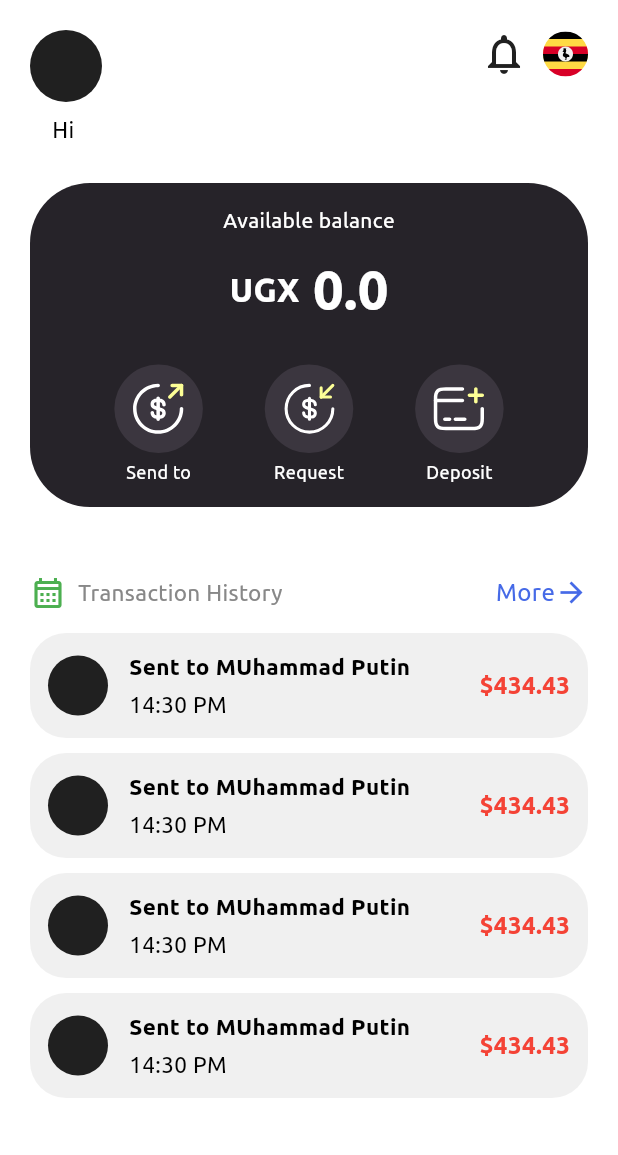
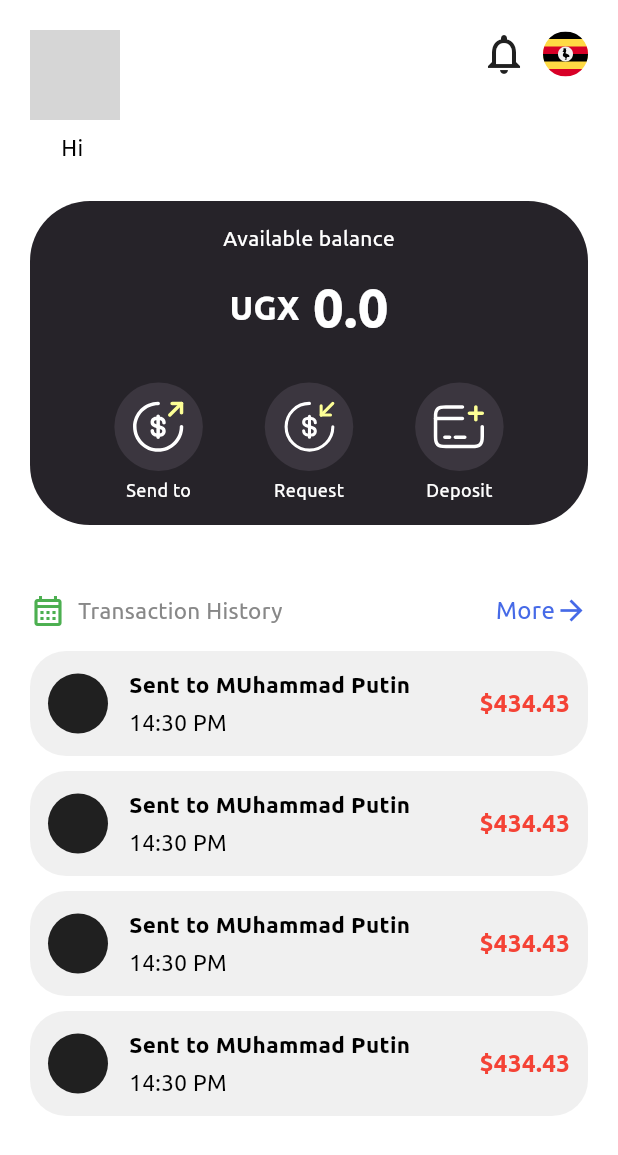
Before and after one commit to nsenji/zai-finance-app, a Flutter app: the HomeScreen screen opened directly, on a phone screen of 412 x 824 dp. Shown: the top 1155 px of the screen. Run offline on Flutter 3.47's test engine with Material 2 defaults, Android fonts, the phone set to English and light mode, and no system bars; our stand-ins replace buttons_tabbar, cloud_firestore, firebase_auth, firebase_core, flutter_svg, google_fonts; missing offline and left inert: flutterwave_standard, pin_plus_keyboard; accounts and stored records are empty; project files that could hold a hidden picture were left out; grey boxes are pictures that could not be loaded.

```diff
--- a/lib/features/authentication/data/getUserInfo.dart
+++ b/lib/features/authentication/data/getUserInfo.dart
@@ -5,7 +5,7 @@ import 'package:firebase_auth/firebase_auth.dart';
 import 'package:tai/features/authentication/domain/userModel.dart';
 import 'package:tai/features/authentication/domain/userNotifier.dart';
 
-getUser(UserNotifier userNotifier)async{
+Future<bool> getUser(UserNotifier userNotifier)async{
 
   var db = FirebaseFirestore.instance;
   var user = FirebaseAuth.instance.currentUser;
@@ -16,6 +16,8 @@ getUser(UserNotifier userNotifier)async{
 
   final data = query.docs;
   UserModel userObject = UserModel.fromMap(data[0].data());
+  print(userObject.toJson());
+  userNotifier.setUser(userObject);
 
-  userNotifier.setUser(userObject);
+  return true;
 }
--- a/lib/features/authentication/domain/userModel.dart
+++ b/lib/features/authentication/domain/userModel.dart
@@ -4,8 +4,9 @@ class UserModel {
   String? email;
   String? phoneNumber;
   double? totalBalance;
+  String? image;
 
-  UserModel(this.userId, this.username, this.email, this.phoneNumber,this.totalBalance);
+  UserModel(this.userId, this.username, this.email, this.phoneNumber,this.totalBalance, this.image);
 
   UserModel.fromMap(Map<dynamic,dynamic> data) {
     userId = data["userId"];
@@ -13,6 +14,7 @@ class UserModel {
     email = data['email'];
     phoneNumber = data["phoneNumber"];
     totalBalance = data['totalBalance'];
+    image = data['image'];
   }
 
   Map<String, dynamic> toJson(){
@@ -21,7 +23,8 @@ class UserModel {
       "username": username ?? "",
       "email": email ?? "",
       "phoneNumber": phoneNumber ?? "",
-      "totalBalance": totalBalance ?? 0.0
+      "totalBalance": totalBalance ?? 0.0,
+      "image": image
     };
 
     return user;
--- a/lib/features/authentication/domain/userNotifier.dart
+++ b/lib/features/authentication/domain/userNotifier.dart
@@ -3,7 +3,7 @@ import 'package:tai/features/authentication/domain/userModel.dart';
 
 
 class UserNotifier with ChangeNotifier {
-  UserModel _user  = UserModel("","","","",0);
+  UserModel _user  = UserModel("","","","",0,"");
 
   UserModel get user => _user;
 
--- a/lib/features/authentication/presentation/signUp/signUpScreen.dart
+++ b/lib/features/authentication/presentation/signUp/signUpScreen.dart
@@ -2,6 +2,7 @@ import 'package:cloud_firestore/cloud_firestore.dart';
 import 'package:flutter/material.dart';
 import 'package:tai/commonWidgets/mainButton.dart';
 import 'package:tai/commonWidgets/textField.dart';
+import 'package:tai/features/authentication/data/profilePictureGenerate.dart';
 import 'package:tai/features/authentication/domain/userModel.dart';
 import 'package:tai/features/authentication/presentation/login/loginScreen.dart';
 import 'package:firebase_auth/firebase_auth.dart';
@@ -24,6 +25,7 @@ class _SignUpScreenState extends State<SignUpScreen> {
   bool buttonIsDisabled = true;
 
   void register() async {
+    String image = chooseRandomPicture();
     FirebaseAuth.instance
         .createUserWithEmailAndPassword(
             email: emailController.text.trim(),
@@ -32,7 +34,7 @@ class _SignUpScreenState extends State<SignUpScreen> {
       User? user = value.user;
       await FirebaseFirestore.instance
           .collection('users')
-          .add(UserModel(user!.uid, userNameController.text.trim(), user.email, "", 0.0).toJson());
+          .add(UserModel(user!.uid, userNameController.text.trim(), user.email, "", 0.0, image).toJson());
       Navigator.push(context,
           MaterialPageRoute(builder: (context) => const LoginScreen()));
     }).onError((error, stackTrace) {
--- a/lib/features/bottomNavBar/presentation/home/homeScreen.dart
+++ b/lib/features/bottomNavBar/presentation/home/homeScreen.dart
@@ -19,8 +19,9 @@ class HomeScreen extends StatefulWidget {
 class _HomeScreenState extends State<HomeScreen> {
   @override
   Widget build(BuildContext context) {
-    var userNotifier =  Provider.of<UserNotifier>(context, listen: true);
-
+    var userNotifier = Provider.of<UserNotifier>(context, listen: true);
+    print("444444444444444444444444444444444444444444444444444444444444444444444444444444");
+    print(userNotifier.user.image);
     return Scaffold(
       body: SafeArea(
         child: SingleChildScrollView(
@@ -41,14 +42,19 @@ class _HomeScreenState extends State<HomeScreen> {
                                     builder: (context) =>
                                         const ProfileScreen()));
                           },
-                          child: const CircleAvatar(
-                            radius: 24,
+                          child: CircleAvatar(
+                           radius: 30,
+                            backgroundImage: Image.asset(
+                              "assets/images/${userNotifier.user.image}",
+
+                              fit: BoxFit.cover,
+                            ).image,
                           ),
                         ),
                         const SizedBox(
                           height: 8,
                         ),
-                         Text("Hi ${userNotifier.user.username}")
+                        Text("Hi ${userNotifier.user.username}")
                       ],
                     ),
                     const Spacer(),
@@ -61,7 +67,11 @@ class _HomeScreenState extends State<HomeScreen> {
                         const SizedBox(
                           width: 10,
                         ),
-                        SvgPicture.asset("assets/images/uganda.svg",width: 30,height: 30,)
+                        SvgPicture.asset(
+                          "assets/images/uganda.svg",
+                          width: 30,
+                          height: 30,
+                        )
                       ],
                     )
                   ],
@@ -106,9 +116,8 @@ class _HomeScreenState extends State<HomeScreen> {
                               ),
                             ],
                           ),
-
                           const SizedBox(
-                          height: 25,
+                            height: 25,
                           ),
                           Row(
                             mainAxisAlignment: MainAxisAlignment.spaceEvenly,
@@ -179,7 +188,6 @@ class _HomeScreenState extends State<HomeScreen> {
                                   )
                                 ],
                               ),
-
                             ],
                           )
                         ],
--- a/lib/main.dart
+++ b/lib/main.dart
@@ -2,6 +2,7 @@ import 'package:firebase_core/firebase_core.dart';
 import 'package:flutter/material.dart';
 import 'package:provider/provider.dart';
 import 'package:tai/features/authentication/domain/userNotifier.dart';
+import 'package:tai/features/authentication/presentation/signUp/signUpScreen.dart';
 import 'package:tai/features/bottomNavBar/presentation/home/homeScreen.dart';
 import 'package:tai/firebase_options.dart';
 
@@ -33,7 +34,7 @@ class MyApp extends StatelessWidget {
       themeMode: ThemeMode.light,
             debugShowCheckedModeBanner: false,
 
-      home: const HomeScreen(),
+      home: const SignUpScreen(),
     );
   }
 }
```
Also changed, not shown: lib/features/authentication/data/profilePictureGenerate.dart (added, +17 -0 lines), lib/features/authentication/presentation/login/loginScreen.dart (+6 -4 lines), lib/features/sendTo/presentation/mobileMoneyWallet/mmdetails.dart (+55 -53 lines), assets/images/eight.png (added), assets/images/five.png (added), assets/images/four.png (added), assets/images/mtn.png (deleted), assets/images/one.png (added), assets/images/seven.png (added), assets/images/six.png (added), assets/images/three.svg (added), assets/images/two.png (added).
